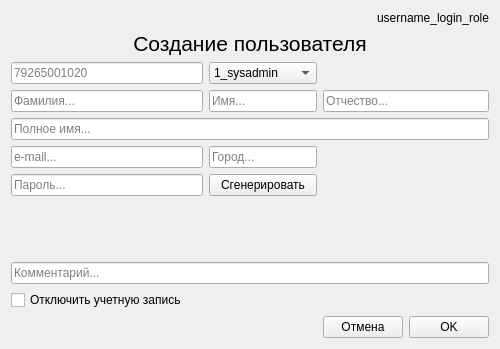
Before: the Qt Designer form Ui_designer/Ui_Create_user.ui in Vsesvet/FastComm, drawn with Qt 5.
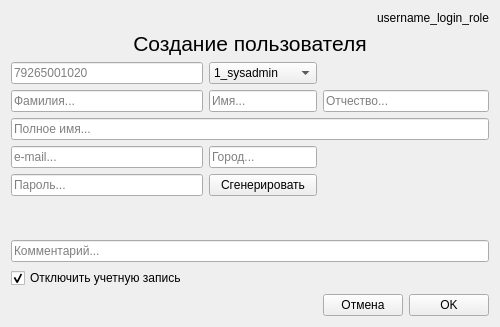
After: the same form once the commit is applied.

```diff
--- a/Ui_designer/Ui_Create_user.ui
+++ b/Ui_designer/Ui_Create_user.ui
@@ -10,7 +10,7 @@
     <x>0</x>
     <y>0</y>
     <width>500</width>
-    <height>349</height>
+    <height>327</height>
    </rect>
   </property>
   <property name="minimumSize">
@@ -34,6 +34,9 @@
      <property name="text">
       <string>Отключить учетную запись</string>
      </property>
+     <property name="checked">
+      <bool>true</bool>
+     </property>
     </widget>
    </item>
    <item row="4" column="0">
```
